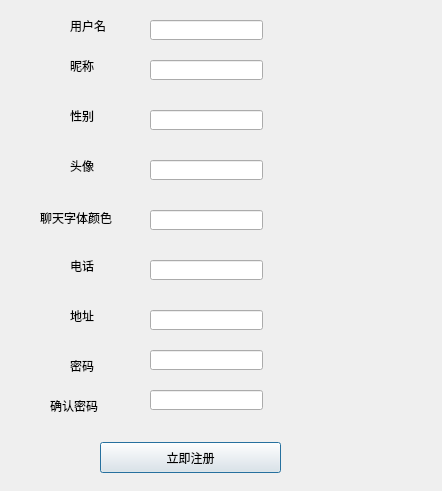
Old version of the form Link/FormFile/Register.ui in the repository wangyuangen/python-octo-telegram.
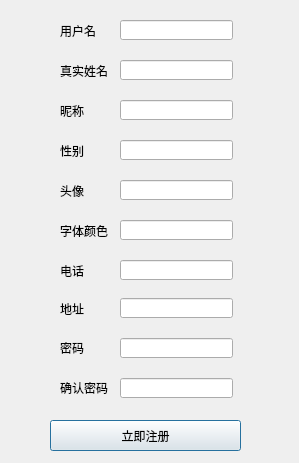
New version of the form.

```diff
--- a/Link/FormFile/Register.ui
+++ b/Link/FormFile/Register.ui
@@ -6,8 +6,8 @@
    <rect>
     <x>0</x>
     <y>0</y>
-    <width>442</width>
-    <height>491</height>
+    <width>299</width>
+    <height>463</height>
    </rect>
   </property>
   <property name="windowTitle">
@@ -16,10 +16,10 @@
   <widget class="QLabel" name="lb_accountName">
    <property name="geometry">
     <rect>
-     <x>70</x>
+     <x>60</x>
      <y>20</y>
      <width>54</width>
-     <height>12</height>
+     <height>21</height>
     </rect>
    </property>
    <property name="text">
@@ -29,10 +29,10 @@
   <widget class="QLabel" name="lb_nickName">
    <property name="geometry">
     <rect>
-     <x>70</x>
-     <y>60</y>
+     <x>60</x>
+     <y>100</y>
      <width>54</width>
-     <height>12</height>
+     <height>21</height>
     </rect>
    </property>
    <property name="text">
@@ -42,10 +42,10 @@
   <widget class="QLabel" name="lb_sex">
    <property name="geometry">
     <rect>
-     <x>70</x>
-     <y>110</y>
+     <x>60</x>
+     <y>140</y>
      <width>54</width>
-     <height>12</height>
+     <height>21</height>
     </rect>
    </property>
    <property name="text">
@@ -55,10 +55,10 @@
   <widget class="QLabel" name="lb_headImg">
    <property name="geometry">
     <rect>
-     <x>70</x>
-     <y>160</y>
+     <x>60</x>
+     <y>180</y>
      <width>54</width>
-     <height>12</height>
+     <height>21</height>
     </rect>
    </property>
    <property name="text">
@@ -68,23 +68,23 @@
   <widget class="QLabel" name="lb_fontColor">
    <property name="geometry">
     <rect>
-     <x>40</x>
-     <y>210</y>
-     <width>91</width>
-     <height>16</height>
+     <x>60</x>
+     <y>220</y>
+     <width>51</width>
+     <height>21</height>
     </rect>
    </property>
    <property name="text">
-    <string>聊天字体颜色</string>
+    <string>字体颜色</string>
    </property>
   </widget>
   <widget class="QLabel" name="lb_phone">
    <property name="geometry">
     <rect>
-     <x>70</x>
+     <x>60</x>
      <y>260</y>
      <width>54</width>
-     <height>12</height>
+     <height>21</height>
     </rect>
    </property>
    <property name="text">
@@ -94,10 +94,10 @@
   <widget class="QLabel" name="lb_address">
    <property name="geometry">
     <rect>
-     <x>70</x>
-     <y>310</y>
+     <x>60</x>
+     <y>298</y>
      <width>54</width>
-     <height>12</height>
+     <height>21</height>
     </rect>
    </property>
    <property name="text">
@@ -107,10 +107,10 @@
   <widget class="QLabel" name="lb_pwd">
    <property name="geometry">
     <rect>
-     <x>70</x>
-     <y>360</y>
+     <x>60</x>
+     <y>340</y>
      <width>54</width>
-     <height>12</height>
+     <height>16</height>
     </rect>
    </property>
    <property name="text">
@@ -120,7 +120,7 @@
   <widget class="QLineEdit" name="le_accountName">
    <property name="geometry">
     <rect>
-     <x>150</x>
+     <x>120</x>
      <y>20</y>
      <width>113</width>
      <height>20</height>
@@ -130,8 +130,8 @@
   <widget class="QLineEdit" name="le_nickName">
    <property name="geometry">
     <rect>
-     <x>150</x>
-     <y>60</y>
+     <x>120</x>
+     <y>100</y>
      <width>113</width>
      <height>20</height>
     </rect>
@@ -140,8 +140,8 @@
   <widget class="QLineEdit" name="le_sex">
    <property name="geometry">
     <rect>
-     <x>150</x>
-     <y>110</y>
+     <x>120</x>
+     <y>140</y>
      <width>113</width>
      <height>20</height>
     </rect>
@@ -150,8 +150,8 @@
   <widget class="QLineEdit" name="le_headImg">
    <property name="geometry">
     <rect>
-     <x>150</x>
-     <y>160</y>
+     <x>120</x>
+     <y>180</y>
      <width>113</width>
      <height>20</height>
     </rect>
@@ -160,8 +160,8 @@
   <widget class="QLineEdit" name="le_fontColor">
    <property name="geometry">
     <rect>
-     <x>150</x>
-     <y>210</y>
+     <x>120</x>
+     <y>220</y>
      <width>113</width>
      <height>20</height>
     </rect>
@@ -170,7 +170,7 @@
   <widget class="QLineEdit" name="le_phone">
    <property name="geometry">
     <rect>
-     <x>150</x>
+     <x>120</x>
      <y>260</y>
      <width>113</width>
      <height>20</height>
@@ -180,8 +180,8 @@
   <widget class="QLineEdit" name="le_address">
    <property name="geometry">
     <rect>
-     <x>150</x>
-     <y>310</y>
+     <x>120</x>
+     <y>298</y>
      <width>113</width>
      <height>20</height>
     </rect>
@@ -190,8 +190,8 @@
   <widget class="QLineEdit" name="le_pwd">
    <property name="geometry">
     <rect>
-     <x>150</x>
-     <y>350</y>
+     <x>120</x>
+     <y>338</y>
      <width>113</width>
      <height>20</height>
     </rect>
@@ -200,10 +200,10 @@
   <widget class="QLabel" name="lb_confirmPwd">
    <property name="geometry">
     <rect>
-     <x>50</x>
-     <y>400</y>
+     <x>60</x>
+     <y>380</y>
      <width>54</width>
-     <height>12</height>
+     <height>16</height>
     </rect>
    </property>
    <property name="text">
@@ -213,8 +213,8 @@
   <widget class="QLineEdit" name="le_confirmPwd">
    <property name="geometry">
     <rect>
-     <x>150</x>
-     <y>390</y>
+     <x>120</x>
+     <y>378</y>
      <width>113</width>
      <height>20</height>
     </rect>
@@ -223,9 +223,9 @@
   <widget class="QPushButton" name="pb_register">
    <property name="geometry">
     <rect>
-     <x>100</x>
-     <y>442</y>
-     <width>181</width>
+     <x>50</x>
+     <y>420</y>
+     <width>191</width>
      <height>31</height>
     </rect>
    </property>
@@ -233,6 +233,29 @@
     <string>立即注册</string>
    </property>
   </widget>
+  <widget class="QLabel" name="lb_custName">
+   <property name="geometry">
+    <rect>
+     <x>60</x>
+     <y>60</y>
+     <width>54</width>
+     <height>21</height>
+    </rect>
+   </property>
+   <property name="text">
+    <string>真实姓名</string>
+   </property>
+  </widget>
+  <widget class="QLineEdit" name="lineEdit">
+   <property name="geometry">
+    <rect>
+     <x>120</x>
+     <y>60</y>
+     <width>113</width>
+     <height>20</height>
+    </rect>
+   </property>
+  </widget>
  </widget>
  <resources/>
  <connections/>
```
